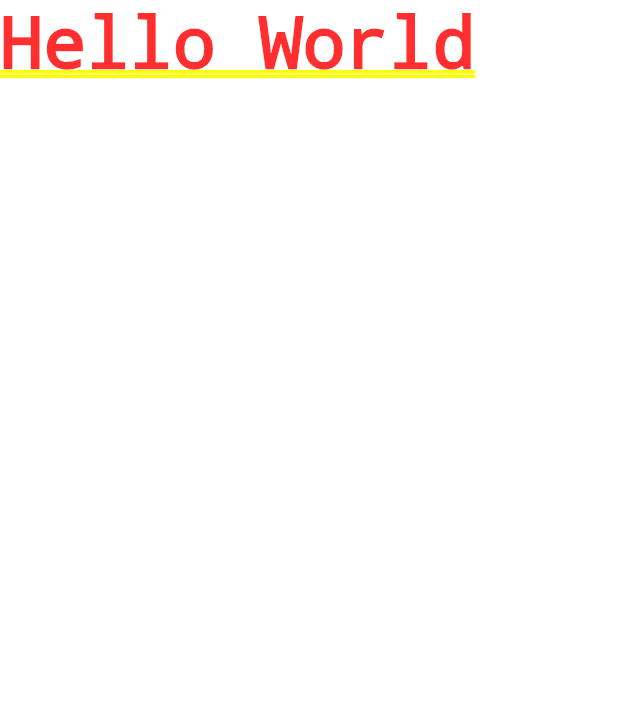
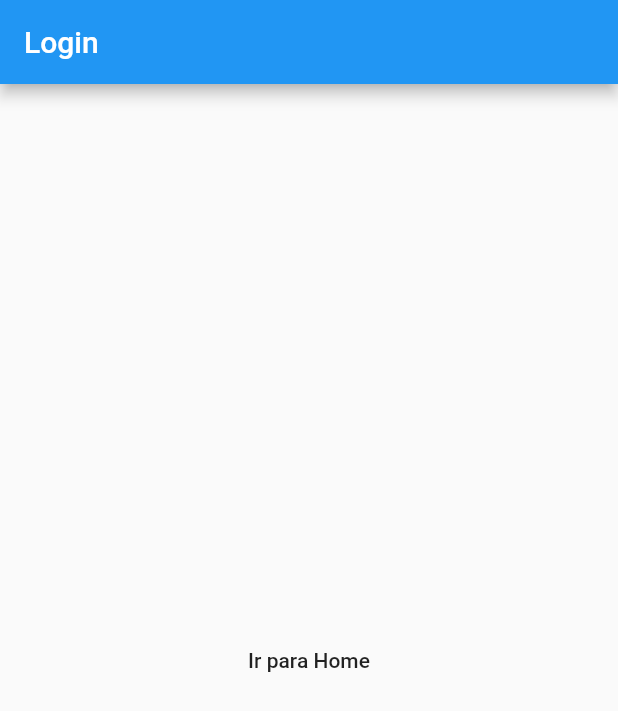
Before and after one commit to henriquedezani/ofertas-app-lp3m, a Flutter app: the screen it shows after launch, on a phone screen of 412 x 824 dp. Shown: the top 711 px of the screen. Run offline on Flutter 3.47's test engine with Material 2 defaults, Android fonts, the light colour scheme and no system bars.

Commit message:
Versão com telas iniciais (home e login) e suas navegações

```diff
--- /dev/null
+++ b/lib/login.page.dart
@@ -0,0 +1,20 @@
+import 'package:flutter/material.dart';
+
+class LoginPage extends StatelessWidget {
+  @override
+  Widget build(BuildContext context) {
+    return Scaffold(
+      appBar: AppBar(
+        title: Text('Login'),
+      ),
+      body: Center(
+        child: FlatButton(
+          child: Text("Ir para Home"),
+          onPressed: () {
+            Navigator.of(context).pushNamed('/home');
+          },
+        ),
+      ),
+    );
+  }
+}
--- a/lib/main.dart
+++ b/lib/main.dart
@@ -1,4 +1,6 @@
 import 'package:flutter/material.dart';
+import 'package:ofertas_app/home.page.dart';
+import 'package:ofertas_app/login.page.dart';
 
 void main() {
   runApp(MyApp()); // Qual é a classe que será carregada (exibida).
@@ -7,9 +9,12 @@ void main() {
 class MyApp extends StatelessWidget {
   Widget build(BuildContext context) {
     return MaterialApp(
-      home: Text(
-        "Hello World",
-      ),
+      // home: LoginPage(),
+      routes: {
+        '/': (context) => LoginPage(),
+        '/home': (context) => HomePage(),
+      },
+      initialRoute: '/',
     );
   }
 }
```
Also changed, not shown: lib/home.page.dart (added, +19 -0 lines).
